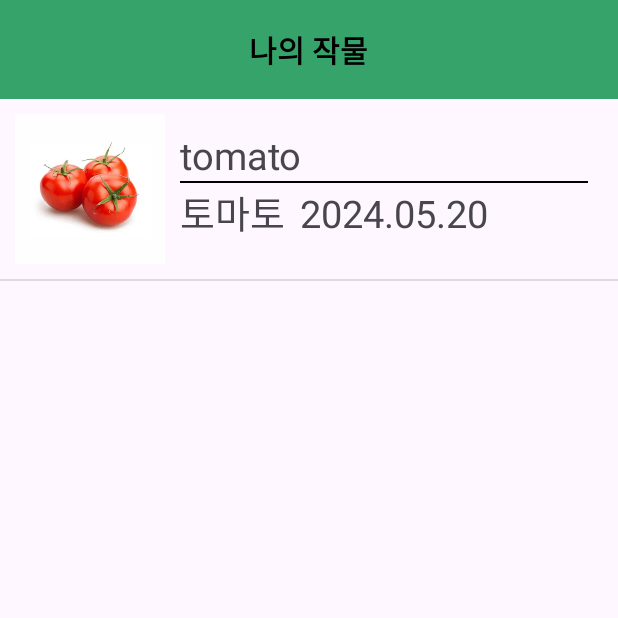
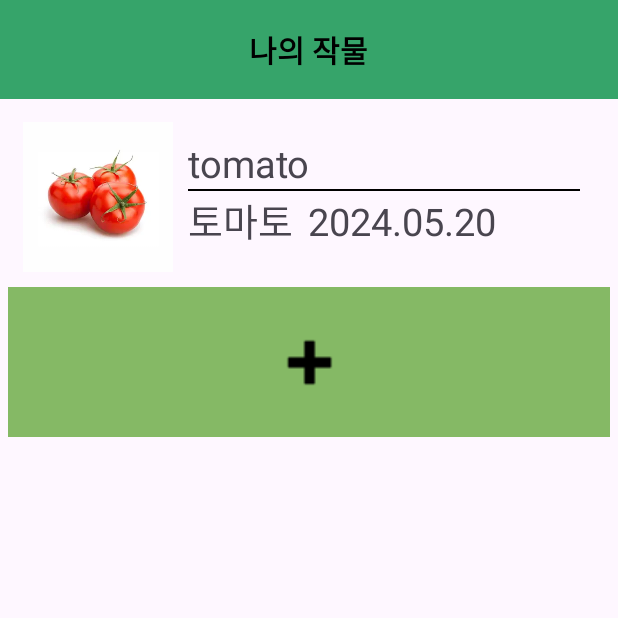
Before and after one commit to alsgudans/cropdiary, an Android app: the CropdiaryActivity screen opened directly, with no data from a screen before it, on a phone screen of 412 x 824 dp, the top half of it. Run offline under Robolectric (Android 15) with nearby library versions, the phone set to English and light mode, and no system bars.

Commit message:
added diary page(listview, button)

```diff
--- a/app/src/main/res/layout/activity_cropdiary.xml
+++ b/app/src/main/res/layout/activity_cropdiary.xml
@@ -27,11 +27,28 @@
             />
 
     </com.google.android.material.appbar.AppBarLayout>
+    <LinearLayout
+        android:layout_width="match_parent"
+        android:layout_height="wrap_content"
+        android:orientation="vertical"
+        android:padding="5dp">
 
-    <ListView
-        android:id="@+id/crop_diary_listview"
-        android:layout_width="match_parent"
-        android:layout_height="match_parent">
-    </ListView>
+        <ListView
+            android:id="@+id/crop_diary_listview"
+            android:layout_width="match_parent"
+            android:layout_height="wrap_content"
+            />
+
+        <android.widget.ImageButton
+
+            android:id="@+id/add_diary"
+            android:layout_width="match_parent"
+            android:layout_height="100dp"
+            android:background="@color/button_color1"
+            android:src="@drawable/plusicon"
+            />
+
+    </LinearLayout>
+
 
 </LinearLayout>
```
Also changed, not shown: app/src/main/res/drawable/plus.png (added), app/src/main/res/drawable/plusicon.png (added).
